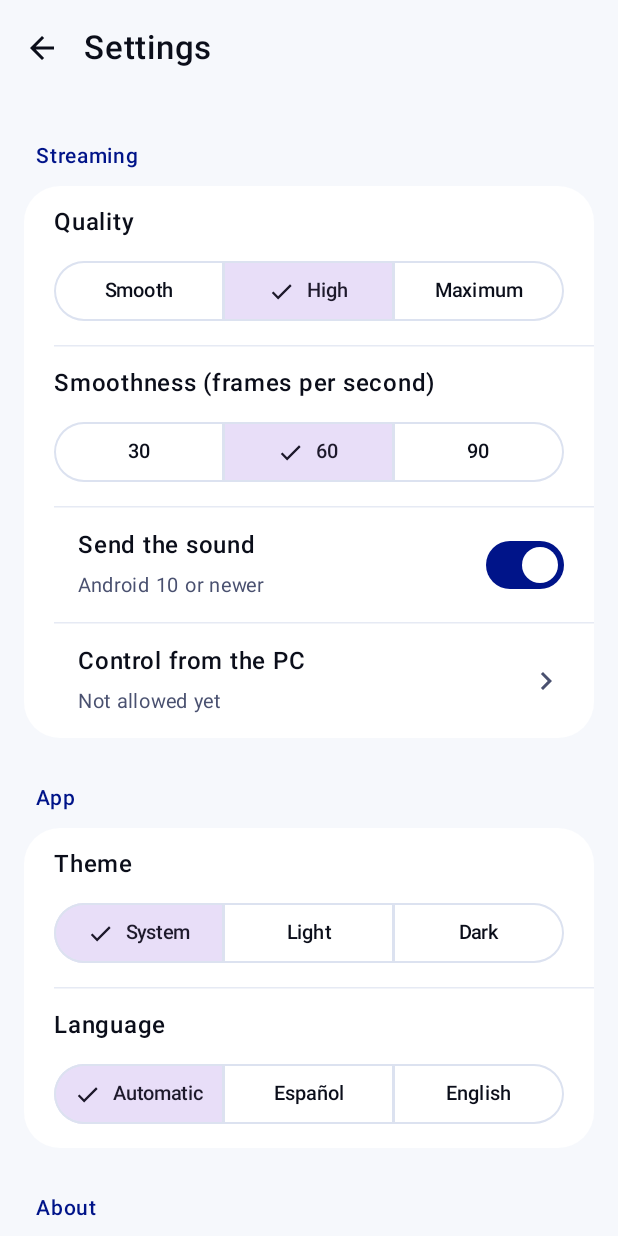
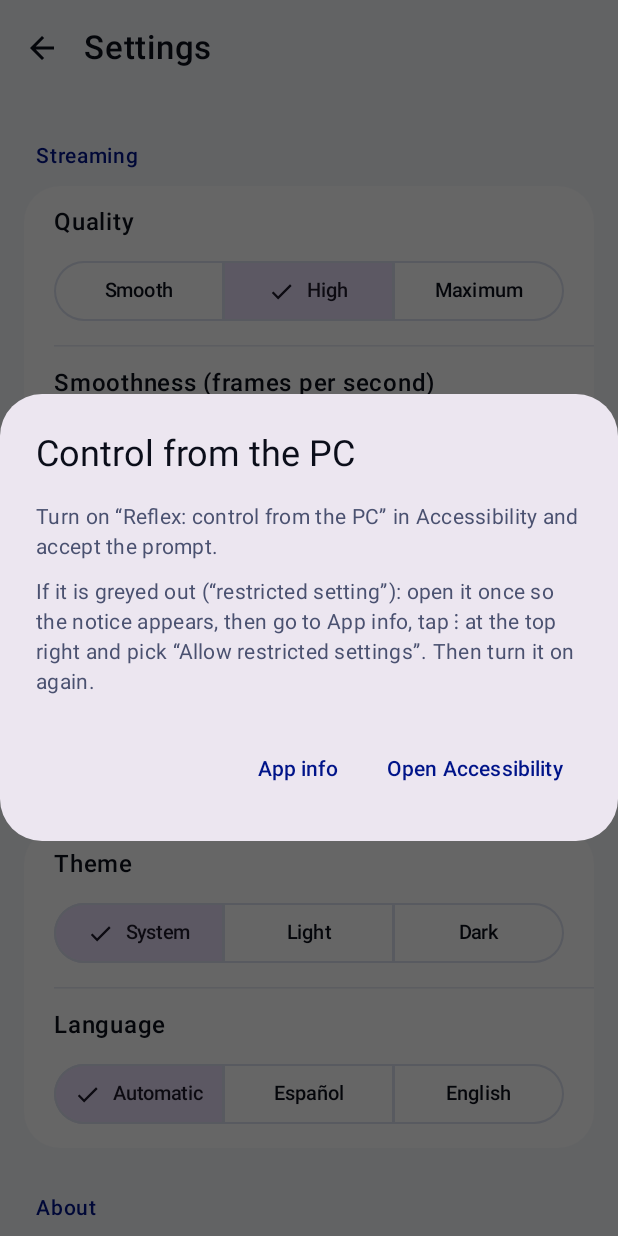
Before and after one commit to anxo0/reflex, an Android app built with Jetpack Compose: the screen it shows after launch (MainActivity), after a tap on "Control from the PC", on a phone screen of 412 x 824 dp. Run offline under Robolectric (Android 15) with nearby library versions, the phone set to English and light mode, and no system bars; libraries missing offline, so code that uses them is left out: com.journeyapps.barcodescanner; 1 other tap on this screen came first.

Commit message:
Android app: Allow opens Reflex in Accessibility and explains restricted settings

```diff
--- a/android/app/src/main/java/io/github/anxo0/reflex/ui/Screens.kt
+++ b/android/app/src/main/java/io/github/anxo0/reflex/ui/Screens.kt
@@ -1,5 +1,6 @@
 package io.github.anxo0.reflex.ui
 
+import android.os.Build
 import androidx.compose.foundation.background
 import androidx.compose.foundation.border
 import androidx.compose.foundation.clickable
@@ -24,6 +25,7 @@ import androidx.compose.foundation.shape.RoundedCornerShape
 import androidx.compose.foundation.text.BasicTextField
 import androidx.compose.foundation.text.KeyboardOptions
 import androidx.compose.foundation.verticalScroll
+import androidx.compose.material3.AlertDialog
 import androidx.compose.material3.Button
 import androidx.compose.material3.ButtonDefaults
 import androidx.compose.material3.CircularProgressIndicator
@@ -79,7 +81,33 @@ fun ReflexApp(a: MainActivity) {
             a.page == Page.Settings -> SettingsScreen(a)
             else -> HomeScreen(a)
         }
+        if (a.controlHelp) ControlHelpDialog(a)
     }
+}
+
+/** Cómo activar el control desde el PC, con el paso de los ajustes restringidos. */
+@Composable
+private fun ControlHelpDialog(a: MainActivity) {
+    AlertDialog(
+        onDismissRequest = { a.controlHelp = false },
+        title = { Text(tr("Controlar desde el PC", "Control from the PC")) },
+        text = {
+            Column(verticalArrangement = Arrangement.spacedBy(10.dp)) {
+                Text(tr("Activa «Reflex: control desde el PC» en Accesibilidad y acepta el aviso.", "Turn on “Reflex: control from the PC” in Accessibility and accept the prompt."))
+                if (Build.VERSION.SDK_INT >= 33) {
+                    Text(
+                        tr(
+                            "Si sale en gris («ajuste restringido»): ábrelo una vez para que salga el aviso, luego ve a Información de la app, toca ⋮ arriba a la derecha y elige «Permitir ajustes restringidos». Después vuelve a activarlo.",
+                            "If it is greyed out (“restricted setting”): open it once so the notice appears, then go to App info, tap ⋮ at the top right and pick “Allow restricted settings”. Then turn it on again.",
+                        ),
+                        fontSize = 14.sp, color = cs.onSurfaceVariant,
+                    )
+                }
+            }
+        },
+        confirmButton = { TextButton(onClick = { a.openControlSetting() }) { Text(tr("Abrir Accesibilidad", "Open Accessibility")) } },
+        dismissButton = if (Build.VERSION.SDK_INT >= 33) ({ TextButton(onClick = { a.openAppInfo() }) { Text(tr("Información de la app", "App info")) } }) else null,
+    )
 }
 
 // ---------------------------------------------------------------- piezas
```
Also changed, not shown: android/app/src/main/java/io/github/anxo0/reflex/MainActivity.kt (+24 -1 lines).
